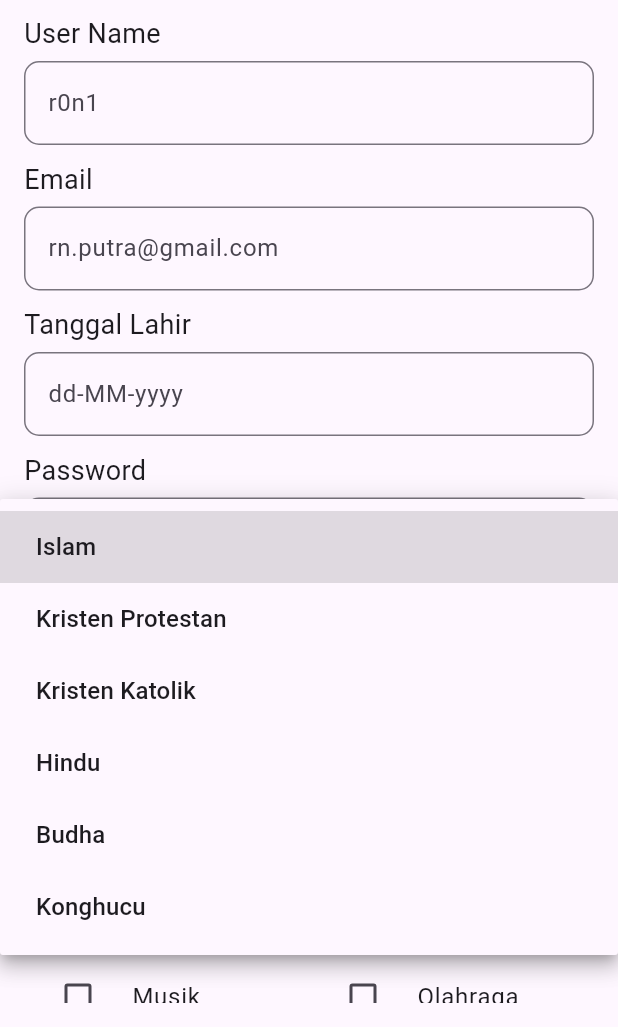
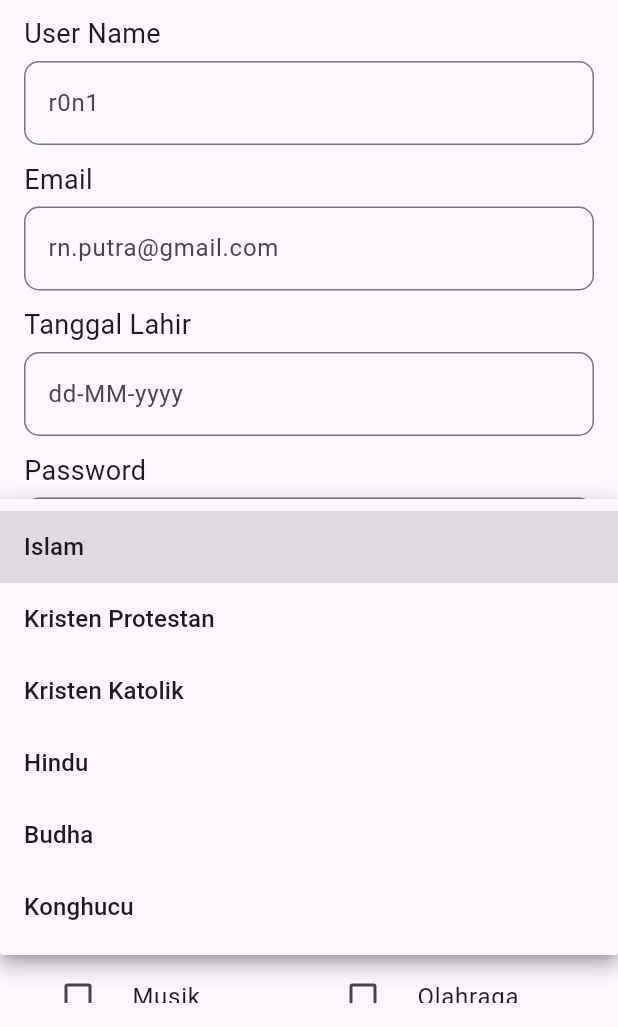
Before and after one commit to r0n1-putr4/Futter-project, a Flutter app: the FormRegister screen opened directly, after a tap on the "arrow drop down" icon, on a phone screen of 412 x 824 dp, the part 209-1236 px from its top. Run offline on Flutter 3.47's test engine with Material 3 defaults, Android fonts, the light colour scheme and no system bars; our stand-ins replace flutter_rating_bar, geocoding, geolocator, google_maps_flutter, image_picker, logger and 2 more; missing offline and left inert: clippy_flutter, custom_info_window; accounts and stored records are empty.

Commit message:
Update Code

```diff
--- a/lib/exam_nav_bar/form_register.dart
+++ b/lib/exam_nav_bar/form_register.dart
@@ -21,6 +21,15 @@ class _FormRegisterState extends State<FormRegister> {
   bool olahraga = false;
   bool musik = false;
   bool traveling = false;
+
+  static const listAgama = [
+    "Islam",
+    "Kristen Protestan",
+    "Kristen Katolik",
+    "Hindu",
+    "Budha",
+    "Konghucu",
+  ];
 
   Future selectDate() async {
     DateTime? pickDate = await showDatePicker(
@@ -94,32 +103,17 @@ class _FormRegisterState extends State<FormRegister> {
                     border: Border.all(width: 1, color: Colors.black54),
                     borderRadius: BorderRadius.circular(10),
                   ),
-                  child: DropdownButton(
+                  child: DropdownButton<String>(
                     value: valAgama,
-                    underline: Container(),
                     isExpanded: true,
+                    underline: const SizedBox(),
                     items:
-                        [
-                          "Islam",
-                          "Kristen Protestan",
-                          "Kristen Katolik",
-                          "Hindu",
-                          "Budha",
-                          "Konghucu",
-                        ].map((e) {
-                          return DropdownMenuItem(
-                            value: e,
-                            child: Padding(
-                              padding: const EdgeInsets.all(8.0),
-                              child: Text(e),
-                            ),
-                          );
-                        }).toList(),
-                    onChanged: (val) {
-                      setState(() {
-                        valAgama = val;
-                      });
-                    },
+                        listAgama
+                            .map(
+                              (e) => DropdownMenuItem(value: e, child: Text(e)),
+                            )
+                            .toList(),
+                    onChanged: (val) => setState(() => valAgama = val),
                   ),
                 ),
                 SizedBox(height: 10),
@@ -303,6 +297,7 @@ class CostumeTextFormField extends StatelessWidget {
     );
   }
 }
+
 class CostumeButton extends StatelessWidget {
   final VoidCallback onPressed;
   final String labelButton;
@@ -311,7 +306,8 @@ class CostumeButton extends StatelessWidget {
   const CostumeButton({
     super.key,
     required this.onPressed,
-    required this.labelButton, required this.color,
+    required this.labelButton,
+    required this.color,
   });
 
   @override
@@ -331,6 +327,7 @@ class CostumeButton extends StatelessWidget {
     );
   }
 }
+
 class CostumeRadio extends StatelessWidget {
   final String value;
   final String groupValue;
```
Also changed, not shown: lib/main.dart (+0 -21 lines).
